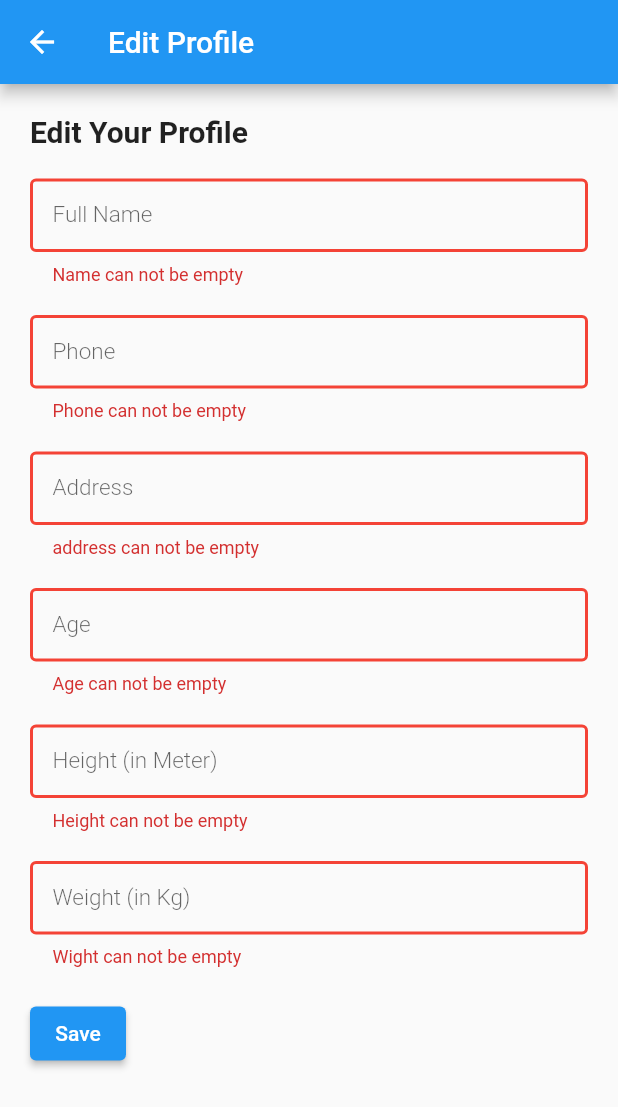
After one commit to heetkheni/SSIP, a Flutter app: the EditUserProfileScreen screen opened directly, after a tap on "Save", on a phone screen of 412 x 824 dp. The commit adds this screen. Shown: the top 1107 px of the screen. Run offline on Flutter 3.47's test engine with Material 2 defaults, Android fonts, the phone set to English and light mode, and no system bars; our stand-ins replace carousel_slider, cloud_firestore, firebase_auth, firebase_core, google_maps_flutter, google_sign_in and 3 more; missing offline and left inert: dart:ffi; accounts and stored records are empty.

Commit message:
user profile update changed

```diff
--- /dev/null
+++ b/lib/screens/editUserProfile_screen.dart
@@ -0,0 +1,208 @@
+import 'dart:ffi';
+
+import 'package:arogya_mitra/services/db_services.dart';
+import 'package:arogya_mitra/widgets/widget.dart';
+import 'package:firebase_auth/firebase_auth.dart';
+import 'package:flutter/material.dart';
+
+class EditUserProfileScreen extends StatefulWidget {
+  const EditUserProfileScreen({super.key});
+
+  @override
+  State<EditUserProfileScreen> createState() => _EditUserProfileScreenState();
+}
+
+class _EditUserProfileScreenState extends State<EditUserProfileScreen> {
+  final TextEditingController fullNameController = TextEditingController();
+  final TextEditingController phoneController = TextEditingController();
+  final TextEditingController addressController = TextEditingController();
+  final TextEditingController ageController = TextEditingController();
+  final TextEditingController heightController = TextEditingController();
+  final TextEditingController weightController = TextEditingController();
+  final TextEditingController bmiController = TextEditingController();
+  final formKey = GlobalKey<FormState>();
+  bool isLoading = false;
+
+  @override
+  Widget build(BuildContext context) {
+    return Scaffold(
+      appBar: AppBar(
+        title: Text("Edit Profile"),
+      ),
+      body: isLoading == true
+          ? Center(
+              child: CircularProgressIndicator(
+                strokeWidth: 5,
+              ),
+            )
+          : SingleChildScrollView(
+              child: Padding(
+                padding: const EdgeInsets.all(20.0),
+                child: Form(
+                  key: formKey,
+                  child: Column(
+                    crossAxisAlignment: CrossAxisAlignment.start,
+                    children: [
+                      Text(
+                        "Edit Your Profile",
+                        style: TextStyle(
+                          fontSize: 20,
+                          fontWeight: FontWeight.bold,
+                        ),
+                      ),
+                      const SizedBox(height: 20),
+                      TextFormField(
+                        controller: fullNameController,
+                        decoration: textInputDecoration.copyWith(
+                          labelText: 'Full Name',
+                          labelStyle: TextStyle(
+                              fontSize: 15, fontWeight: FontWeight.w300),
+                        ),
+                        validator: (val) {
+                          if (val!.isEmpty) {
+                            return 'Name can not be empty';
+                          } else {
+                            return null;
+                          }
+                        },
+                      ),
+                      SizedBox(
+                        height: 20,
+                      ),
+                      TextFormField(
+                        controller: phoneController,
+                        decoration: textInputDecoration.copyWith(
+                          labelText: 'Phone',
+                          labelStyle: TextStyle(
+                              fontSize: 15, fontWeight: FontWeight.w300),
+                        ),
+                        validator: (val) {
+                          if (val!.isEmpty) {
+                            return 'Phone can not be empty';
+                          } else {
+                            return null;
+                          }
+                        },
+                      ),
+                      SizedBox(
+                        height: 20,
+                      ),
+                      TextFormField(
+                        controller: addressController,
+                        decoration: textInputDecoration.copyWith(
+                          labelText: 'Address',
+                          labelStyle: TextStyle(
+                              fontSize: 15, fontWeight: FontWeight.w300),
+                        ),
+                        validator: (val) {
+                          if (val!.isEmpty) {
+                            return 'address can not be empty';
+                          } else {
+                            return null;
+                          }
+                        },
+                      ),
+                      SizedBox(
+                        height: 20,
+                      ),
+                      TextFormField(
+                        controller: ageController,
+                        decoration: textInputDecoration.copyWith(
+                          labelText: 'Age',
+                          labelStyle: TextStyle(
+                              fontSize: 15, fontWeight: FontWeight.w300),
+                        ),
+                        validator: (val) {
+                          if (val!.isEmpty) {
+                            return 'Age can not be empty';
+                          } else {
+                            return null;
+                          }
+                        },
+                      ),
+                      SizedBox(
+                        height: 20,
+                      ),
+                      TextFormField(
+                        controller: heightController,
+                        decoration: textInputDecoration.copyWith(
+                          labelText: 'Height (in Meter)',
+                          labelStyle: TextStyle(
+                              fontSize: 15, fontWeight: FontWeight.w300),
+                        ),
+                        validator: (val) {
+                          if (val!.isEmpty) {
+                            return 'Height can not be empty';
+                          } else {
+                            return null;
+                          }
+                        },
+                      ),
+                      SizedBox(
+                        height: 20,
+                      ),
+                      TextFormField(
+                        controller: weightController,
+                        decoration: textInputDecoration.copyWith(
+                          labelText: 'Weight (in Kg)',
+                          labelStyle: TextStyle(
+                              fontSize: 15, fontWeight: FontWeight.w300),
+                        ),
+                        validator: (val) {
+                          if (val!.isEmpty) {
+                            return 'Wight can not be empty';
+                          } else {
+                            return null;
+                          }
+                        },
+                      ),
+                      SizedBox(
+                        height: 20,
+                      ),
+                      ElevatedButton(
+                        onPressed: () {
+                          uploadEditedData(); // Navigate back to the profile screen
+                        },
+                        child: Text("Save"),
+                      ),
+                    ],
+                  ),
+                ),
+              ),
+            ),
+    );
+  }
+
+  uploadEditedData() async {
+    if (formKey.currentState!.validate()) {
+      setState(() {
+        isLoading = true;
+      });
+      double height = double.parse(heightController.text);
+      double weight = double.parse(weightController.text);
+      double bmi = weight / (height * height);
+
+      Map<String, dynamic> userDataMap = {
+        'fullName': fullNameController.text.toString(),
+        'address': addressController.text.toString(),
+        'phone': phoneController.text.toString(),
+        'age': ageController.text.toString(),
+        'height': heightController.text.toString(),
+        'weight': weightController.text.toString(),
+        'BMI': bmi.toString()
+      };
+
+      await DatabaseServices()
+          .updateUserProfile(
+              FirebaseAuth.instance.currentUser!.uid, userDataMap)
+          .then((value) {
+        if (value == true) {
+          setState(() {
+            isLoading = false;
+          });
+          Navigator.of(context).pop();
+        }
+      });
+    }
+  }
+}
--- a/lib/screens/profile_screen.dart
+++ b/lib/screens/profile_screen.dart
@@ -1,5 +1,6 @@
 import 'package:arogya_mitra/auth/login_screen.dart';
 import 'package:arogya_mitra/screens/chat_screen.dart';
+import 'package:arogya_mitra/screens/editUserProfile_screen.dart';
 import 'package:arogya_mitra/screens/home_screen.dart';
 import 'package:arogya_mitra/screens/map_screen.dart';
 import 'package:arogya_mitra/services/db_services.dart';
@@ -88,8 +89,8 @@ class _ProfileScreenState extends State<ProfileScreen> {
           ),
         ],
       ),
-      body:
-      Padding(
+      body: SingleChildScrollView(
+        child: Padding(
           padding: EdgeInsets.symmetric(vertical: 10, horizontal: 20),
           child: Column(
             children: [
@@ -105,21 +106,54 @@ class _ProfileScreenState extends State<ProfileScreen> {
               ),
               const SizedBox(height: 20),
               itemProfile(
-                      'Name', userData != null ? userData!['fullName'] : user.uid, CupertinoIcons.person),
+                  'Name',
+                  userData != null ? userData!['fullName'] : user.uid,
+                  CupertinoIcons.person),
               const SizedBox(height: 20),
-                  itemProfile('Phone', '03107085816', CupertinoIcons.phone),
+              itemProfile(
+                  'Phone',
+                  userData != null ? userData!['phone'] : user.uid,
+                  CupertinoIcons.phone),
               const SizedBox(height: 20),
-                  itemProfile('Address', 'abc address, xyz city',
+              itemProfile(
+                  'Address',
+                  userData != null ? userData!['address'] : user.uid,
                   CupertinoIcons.location),
               const SizedBox(height: 20),
-                  itemProfile('Email', userData != null ? userData!['email'] : user.email, CupertinoIcons.mail),
+              itemProfile(
+                  'Email',
+                  userData != null ? userData!['email'] : user.email,
+                  CupertinoIcons.mail),
+              const SizedBox(height: 20),
+              itemProfile(
+                  'Age',
+                  userData != null ? userData!['age'] : user.email,
+                  CupertinoIcons.mail),
+              const SizedBox(height: 20),
+              itemProfile(
+                  'Height(in Meter)',
+                  userData != null ? userData!['height'] : user.email,
+                  CupertinoIcons.macwindow),
+              const SizedBox(height: 20),
+              itemProfile(
+                  'Weight(in Kg)',
+                  userData != null ? userData!['weight'] : user.email,
+                  CupertinoIcons.macwindow),
+              const SizedBox(height: 20),
+              itemProfile(
+                  'BMI',
+                  userData != null ? userData!['BMI'] : user.email,
+                  CupertinoIcons.mail),
               const SizedBox(
                 height: 30,
               ),
               SizedBox(
                 width: double.infinity,
                 child: ElevatedButton(
-                        onPressed: () {},
+                    onPressed: () {
+                      Navigator.of(context).push(MaterialPageRoute(
+                          builder: (context) => EditUserProfileScreen()));
+                    },
                     style: ElevatedButton.styleFrom(
                       padding: const EdgeInsets.all(15),
                     ),
@@ -145,6 +179,7 @@ class _ProfileScreenState extends State<ProfileScreen> {
                     child: const Text('Logout')),
               )
             ],
+          ),
         ),
       ),
     );
@@ -196,11 +231,6 @@ class _ProfileScreenState extends State<ProfileScreen> {
                 Text(subtitle),
               ],
             ),
-            Spacer(), // Adds spacing between text and arrow icon
-            Icon(
-              Icons.arrow_forward,
-              color: Colors.grey.shade400,
-            ),
           ],
         ),
       ),
--- a/lib/services/db_services.dart
+++ b/lib/services/db_services.dart
@@ -9,9 +9,38 @@ class DatabaseServices {
   Future savingUserData(String? fullName, String? email) async {
     //creting user by doc.set beacuse we alredy have userid
     // which we are getting from auth services when we create a user
-    return userCollectionRef
-        .doc(uid)
-        .set({'fullName': fullName, 'email': email, 'uid': uid});
+    return userCollectionRef.doc(uid).set({
+      'fullName': fullName,
+      'email': email,
+      'uid': uid,
+      'address': "gir somnath live",
+      'phone': '9723018712',
+      'age': '0',
+      'height': '0.0',
+      'weight': '0.0',
+      'BMI': '0.0'
+    });
+  }
+
+  Future updateUserProfile(String userId, Map<String, dynamic> userMap) async {
+    try {
+      await userCollectionRef.doc(userId).update({
+        'fullName': userMap['fullName'],
+        'address': userMap['address'],
+        'phone': userMap['phone'],
+        'age': userMap['age'],
+        'height': userMap['height'],
+        'weight': userMap['weight'],
+        'BMI': userMap['BMI']
+      });
+      // Show a success message or perform any other actions on success
+      print('User profile updated successfully.');
+      return true;
+    } catch (e) {
+      // Handle any errors that occur during the update
+      print('Error updating user profile: $e');
+      // Display an error message to the user or handle the error as needed
+    }
   }
 
   Future<Map<String, dynamic>> getUserData(String userId) async {
```
Lines whose indentation alone changed are shown as unchanged.
